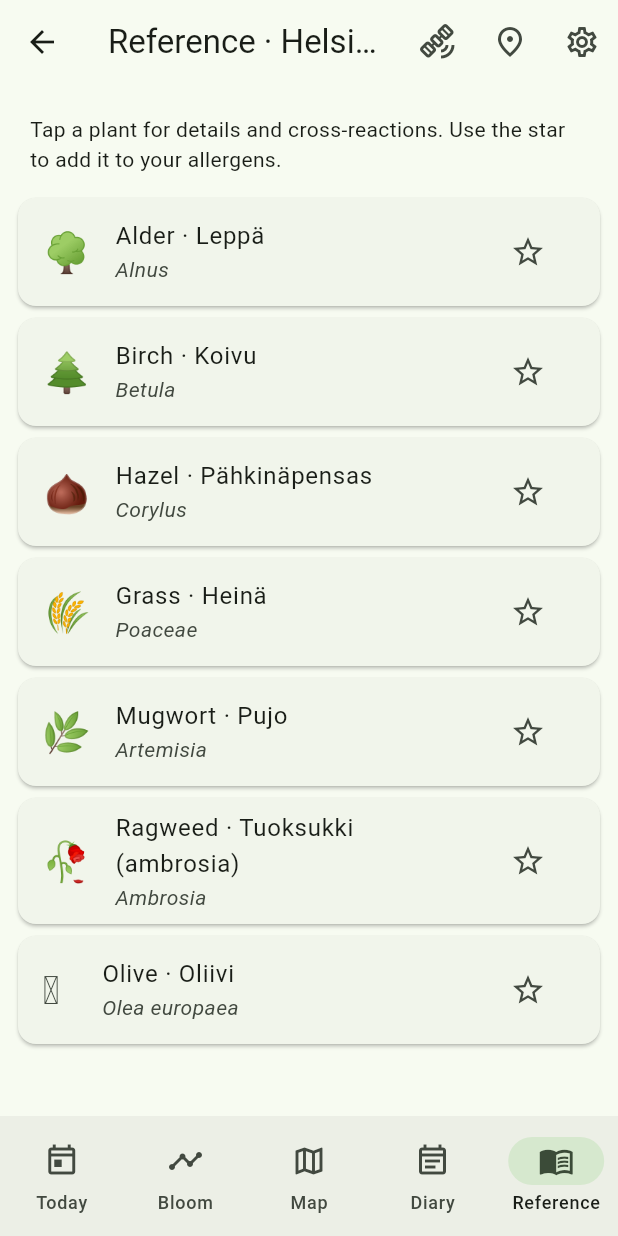
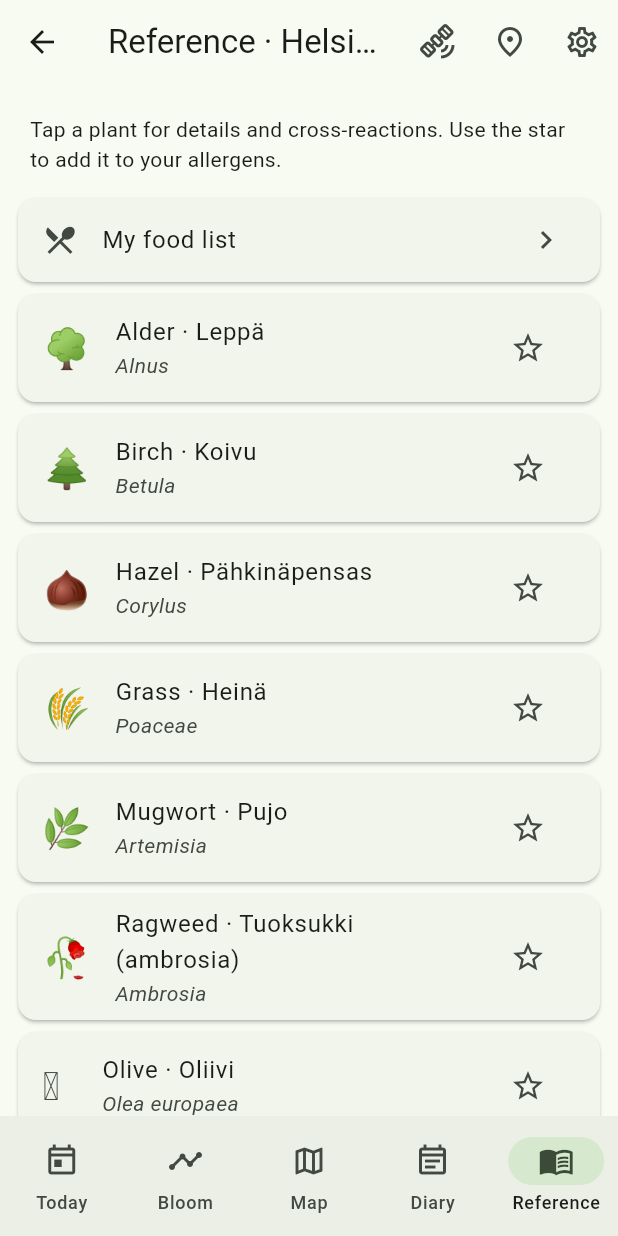
Before and after one commit to Technodystopia/Allergy, a Flutter app: the HomeShell screen opened directly, item 5 of the bottom bar chosen, on a phone screen of 412 x 824 dp. Run offline on Flutter 3.47's test engine with Material 3 defaults, Android fonts, the phone set to English and light mode, and no system bars; our stand-ins replace fl_chart, flutter_local_notifications, flutter_map, geocoding, geolocator, latlong2 and 2 more; missing offline and left inert: workmanager; accounts and stored records are empty.

Commit message:
Add personal food-intolerance catalogue
Build a personal "foods I react to" list on top of the existing OAS
cross-reaction data: flag a food (avoid by default) and add a note for
the exceptions that are still fine (e.g. "winter apples ok, brand XYZ
ok"). New FoodCatalogScreen (opened from Reference), quick-toggle chips
on the allergen detail, persisted to prefs. 25 tests green.

Co-Authored-By: Claude Opus 4.8 <noreply@anthropic.com>

```diff
--- a/lib/app_state.dart
+++ b/lib/app_state.dart
@@ -53,6 +53,7 @@ class AppState extends ChangeNotifier {
   static const _kLang = 'language';
   static const _kDiary = 'symptom_diary';
   static const _kDiaryAreas = 'diary_areas';
+  static const _kFoods = 'food_intolerances';
 
   Set<String> _selected = {};
   String _homeId = 'helsinki';
@@ -66,6 +67,7 @@ class AppState extends ChangeNotifier {
   AppLang _lang = AppLang.en;
   List<SymptomEntry> _diary = [];
   List<String>? _enabledAreas; // null = all areas shown
+  Map<String, String> _foodNotes = {}; // flagged OAS food → personal note
   AppLocation? _gpsLocation;
 
   /// True while a GPS fix is being acquired.
@@ -164,6 +166,33 @@ class AppState extends ChangeNotifier {
         _kDiary, json.encode(_diary.map((e) => e.toJson()).toList()));
   }
 
+  // --- personal food-intolerance catalogue (built from OAS cross-reactions) ---
+
+  /// Foods the user has flagged as "I react to this" (avoid by default).
+  Set<String> get flaggedFoods => _foodNotes.keys.toSet();
+  bool isFoodFlagged(String food) => _foodNotes.containsKey(food);
+  String foodNote(String food) => _foodNotes[food] ?? '';
+
+  Future<void> toggleFood(String food) async {
+    if (_foodNotes.containsKey(food)) {
+      _foodNotes.remove(food);
+    } else {
+      _foodNotes[food] = '';
+    }
+    await _saveFoods();
+    notifyListeners();
+  }
+
+  /// Sets (and implicitly flags) a personal note for a food.
+  Future<void> setFoodNote(String food, String note) async {
+    _foodNotes[food] = note;
+    await _saveFoods();
+    notifyListeners();
+  }
+
+  Future<void> _saveFoods() async =>
+      prefs.setString(_kFoods, json.encode(_foodNotes));
+
   PollenSource get currentSource =>
       sources.firstWhere((s) => s.id == _sourceId, orElse: () => sources.first);
   String get sourceId => _sourceId;
@@ -205,6 +234,16 @@ class AppState extends ChangeNotifier {
     _lang = (prefs.getString(_kLang) == 'fi') ? AppLang.fi : AppLang.en;
 
     _enabledAreas = prefs.getStringList(_kDiaryAreas);
+
+    final foodsStr = prefs.getString(_kFoods);
+    if (foodsStr != null) {
+      try {
+        _foodNotes = (json.decode(foodsStr) as Map)
+            .map((k, v) => MapEntry(k as String, v as String));
+      } catch (_) {
+        _foodNotes = {};
+      }
+    }
 
     final diaryStr = prefs.getString(_kDiary);
     if (diaryStr != null) {
--- a/lib/l10n.dart
+++ b/lib/l10n.dart
@@ -124,6 +124,23 @@ class L10n {
   String get removeAllergen =>
       _('Remove from my allergens', 'Poista allergeeneista');
 
+  // --- food intolerance catalogue ---
+  String get foodCatalogTitle => _('My food list', 'Oma ruokalista');
+  String foodCatalogOpen(int n) => n > 0
+      ? _('My food list ($n)', 'Oma ruokalista ($n)')
+      : _('My food list', 'Oma ruokalista');
+  String get foodCatalogHeader => _(
+      'Flag a food you react to. Add a note for the exceptions that are still fine — e.g. “winter apples ok, brand XYZ ok”. A flagged food means avoid by default.',
+      'Merkitse ruoka, jolle reagoit. Lisää muistiinpano poikkeuksista, jotka ovat silti ok — esim. ”talviomenat ok, merkki XYZ ok”. Merkitty ruoka tarkoittaa: vältä oletuksena.');
+  String get foodAvoid => _('Avoid', 'Vältä');
+  String get foodNoteHint =>
+      _('Exceptions that are still fine', 'Poikkeukset, jotka ovat silti ok');
+  String foodCrossWith(String pollens) =>
+      _('Cross-reacts with $pollens', 'Ristireagoi: $pollens');
+  String get foodEmpty => _(
+      'No cross-reaction foods in the catalogue yet.',
+      'Ei ristireagoivia ruokia luettelossa vielä.');
+
   // --- locations ---
   String get locations => _('Locations', 'Sijainnit');
   String get locHeader => _(
@@ -175,6 +192,7 @@ class L10n {
   String get logTitle => _('How do you feel today?', 'Miltä tänään tuntuu?');
   String get noteHint => _('Note (optional)', 'Muistiinpano (valinnainen)');
   String get save => _('Save', 'Tallenna');
+  String get cancel => _('Cancel', 'Peruuta');
   String get logToday => _('Log today', 'Kirjaa tänään');
   String get delete => _('Delete', 'Poista');
   String pollenThatDay(String level) =>
--- a/lib/screens/reference_screen.dart
+++ b/lib/screens/reference_screen.dart
@@ -4,6 +4,7 @@ import 'package:provider/provider.dart';
 import '../app_state.dart';
 import '../models.dart';
 import '../widgets.dart';
+import 'food_screen.dart';
 
 class ReferenceScreen extends StatelessWidget {
   const ReferenceScreen({super.key});
@@ -18,6 +19,16 @@ class ReferenceScreen extends StatelessWidget {
         Padding(
           padding: const EdgeInsets.all(12),
           child: Text(s.refHeader),
+        ),
+        Card(
+          child: ListTile(
+            leading: const Icon(Icons.restaurant_menu),
+            title: Text(s.foodCatalogOpen(state.flaggedFoods.length)),
+            trailing: const Icon(Icons.chevron_right),
+            onTap: () => Navigator.of(context).push(
+              MaterialPageRoute(builder: (_) => const FoodCatalogScreen()),
+            ),
+          ),
         ),
         ...state.catalog.allergens.map((a) {
           final selected = state.selectedIds.contains(a.id);
@@ -84,17 +95,23 @@ class AllergenDetailScreen extends StatelessWidget {
           _section(context, s.crossFoods),
           if (a.crossReactions.foods.isEmpty)
             Text(s.noneNoted)
-          else
+          else ...[
             Wrap(
               spacing: 6,
               runSpacing: 2,
               children: a.crossReactions.foods
-                  .map((f) => Chip(
+                  .map((f) => FilterChip(
                         label: Text(s.food(f)),
+                        selected: state.isFoodFlagged(f),
                         visualDensity: VisualDensity.compact,
+                        onSelected: (_) => state.toggleFood(f),
                       ))
                   .toList(),
             ),
+            const SizedBox(height: 6),
+            Text(s.foodCatalogHeader,
+                style: Theme.of(context).textTheme.bodySmall),
+          ],
           const SizedBox(height: 16),
           _section(context, s.severityScale),
           _thresholdRow(s.level(PollenLevel.low), '${t.low.round()}+', PollenLevel.low),
```
Also changed, not shown: lib/screens/food_screen.dart (added, +141 -0 lines), 1 other file.
